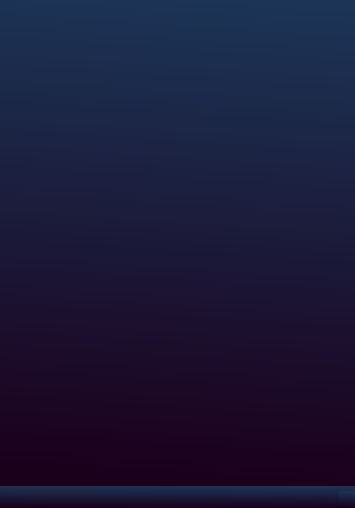
First picture: the form in MyCovidRecord/managedocuments.ui, repository gagabon501/cs106-2, before the edit.
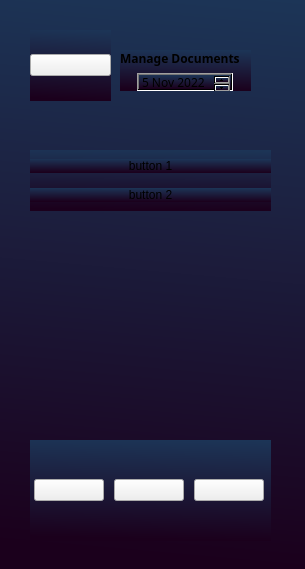
Second picture: the form after the edit. Icons and pictures are not drawn.

Commit message: added buttons again inside containers

What changed in the file:
```diff
--- a/MyCovidRecord/managedocuments.ui
+++ b/MyCovidRecord/managedocuments.ui
@@ -6,8 +6,8 @@
    <rect>
     <x>0</x>
     <y>0</y>
-    <width>355</width>
-    <height>508</height>
+    <width>305</width>
+    <height>569</height>
    </rect>
   </property>
   <property name="windowTitle">
@@ -16,18 +16,236 @@
   <property name="styleSheet">
    <string notr="true">background-color: qlineargradient(spread:pad, x1:0.951, y1:1, x2:1, y2:0, stop:0 rgb(27, 0, 28), stop:1 rgb(28, 53, 87));</string>
   </property>
-  <widget class="QWidget" name="centralwidget"/>
-  <widget class="QMenuBar" name="menubar">
-   <property name="geometry">
-    <rect>
-     <x>0</x>
-     <y>0</y>
-     <width>355</width>
-     <height>24</height>
-    </rect>
-   </property>
+  <widget class="QWidget" name="centralwidget">
+   <widget class="QWidget" name="verticalLayoutWidget">
+    <property name="geometry">
+     <rect>
+      <x>30</x>
+      <y>30</y>
+      <width>81</width>
+      <height>71</height>
+     </rect>
+    </property>
+    <layout class="QVBoxLayout" name="verticalLayout">
+     <item>
+      <widget class="QPushButton" name="accoutnAvatar">
+       <property name="styleSheet">
+        <string notr="true">background-color: none;
+
+</string>
+       </property>
+       <property name="text">
+        <string/>
+       </property>
+       <property name="icon">
+        <iconset resource="resources/mycovidrecord.qrc">
+         <normaloff>:/images/images/5810431-03.png</normaloff>:/images/images/5810431-03.png</iconset>
+       </property>
+       <property name="iconSize">
+        <size>
+         <width>70</width>
+         <height>70</height>
+        </size>
+       </property>
+      </widget>
+     </item>
+    </layout>
+   </widget>
+   <widget class="QWidget" name="verticalLayoutWidget_2">
+    <property name="geometry">
+     <rect>
+      <x>120</x>
+      <y>50</y>
+      <width>131</width>
+      <height>41</height>
+     </rect>
+    </property>
+    <layout class="QVBoxLayout" name="verticalLayout_2">
+     <item>
+      <widget class="QLabel" name="label">
+       <property name="font">
+        <font>
+         <family>Raleway</family>
+         <bold>true</bold>
+        </font>
+       </property>
+       <property name="styleSheet">
+        <string notr="true">background-color: none;
+</string>
+       </property>
+       <property name="text">
+        <string>Manage Documents</string>
+       </property>
+      </widget>
+     </item>
+     <item alignment="Qt::AlignHCenter">
+      <widget class="QDateEdit" name="dateEdit">
+       <property name="font">
+        <font>
+         <family>Raleway</family>
+        </font>
+       </property>
+       <property name="whatsThis">
+        <string>&lt;html&gt;&lt;head/&gt;&lt;body&gt;&lt;p align=&quot;center&quot;&gt;&lt;br/&gt;&lt;/p&gt;&lt;/body&gt;&lt;/html&gt;</string>
+       </property>
+       <property name="styleSheet">
+        <string notr="true">text-align: center;</string>
+       </property>
+       <property name="currentSection">
+        <enum>QDateTimeEdit::MonthSection</enum>
+       </property>
+       <property name="date">
+        <date>
+         <year>2022</year>
+         <month>11</month>
+         <day>5</day>
+        </date>
+       </property>
+      </widget>
+     </item>
+    </layout>
+   </widget>
+   <widget class="QWidget" name="horizontalLayoutWidget">
+    <property name="geometry">
+     <rect>
+      <x>30</x>
+      <y>440</y>
+      <width>241</width>
+      <height>101</height>
+     </rect>
+    </property>
+    <layout class="QHBoxLayout" name="horizontalLayout">
+     <item>
+      <widget class="QPushButton" name="pushButton_3">
+       <property name="maximumSize">
+        <size>
+         <width>70</width>
+         <height>16777215</height>
+        </size>
+       </property>
+       <property name="styleSheet">
+        <string notr="true">background-color: none;
+
+</string>
+       </property>
+       <property name="text">
+        <string/>
+       </property>
+       <property name="icon">
+        <iconset resource="resources/mycovidrecord.qrc">
+         <normaloff>:/images/images/5810431-07 1_Info.png</normaloff>:/images/images/5810431-07 1_Info.png</iconset>
+       </property>
+       <property name="iconSize">
+        <size>
+         <width>70</width>
+         <height>70</height>
+        </size>
+       </property>
+      </widget>
+     </item>
+     <item>
+      <widget class="QPushButton" name="pushButton_2">
+       <property name="maximumSize">
+        <size>
+         <width>70</width>
+         <height>16777215</height>
+        </size>
+       </property>
+       <property name="styleSheet">
+        <string notr="true">background-color: none;
+
+</string>
+       </property>
+       <property name="text">
+        <string/>
+       </property>
+       <property name="icon">
+        <iconset resource="resources/mycovidrecord.qrc">
+         <normaloff>:/images/images/5810431-08 1_Home.png</normaloff>:/images/images/5810431-08 1_Home.png</iconset>
+       </property>
+       <property name="iconSize">
+        <size>
+         <width>70</width>
+         <height>70</height>
+        </size>
+       </property>
+      </widget>
+     </item>
+     <item>
+      <widget class="QPushButton" name="pushButton">
+       <property name="maximumSize">
+        <size>
+         <width>70</width>
+         <height>16777215</height>
+        </size>
+       </property>
+       <property name="styleSheet">
+        <string notr="true">background-color: none;
+
+</string>
+       </property>
+       <property name="text">
+        <string/>
+       </property>
+       <property name="icon">
+        <iconset resource="resources/mycovidrecord.qrc">
+         <normaloff>:/images/images/5810431-09 1_qrcode.png</normaloff>:/images/images/5810431-09 1_qrcode.png</iconset>
+       </property>
+       <property name="iconSize">
+        <size>
+         <width>70</width>
+         <height>70</height>
+        </size>
+       </property>
+      </widget>
+     </item>
+    </layout>
+   </widget>
+   <widget class="QWidget" name="verticalLayoutWidget_3">
+    <property name="geometry">
+     <rect>
+      <x>30</x>
+      <y>150</y>
+      <width>241</width>
+      <height>61</height>
+     </rect>
+    </property>
+    <layout class="QVBoxLayout" name="verticalLayout_3">
+     <item>
+      <widget class="QPushButton" name="pushButton_4">
+       <property name="styleSheet">
+        <string notr="true">border-radius: 30px;</string>
+       </property>
+       <property name="text">
+        <string>button 1</string>
+       </property>
+       <property name="iconSize">
+        <size>
+         <width>16</width>
+         <height>40</height>
+        </size>
+       </property>
+      </widget>
+     </item>
+     <item>
+      <widget class="QPushButton" name="pushButton_5">
+       <property name="styleSheet">
+        <string notr="true">border-radius: 30px;</string>
+       </property>
+       <property name="text">
+        <string>button 2</string>
+       </property>
+       <property name="iconSize">
+        <size>
+         <width>16</width>
+         <height>40</height>
+        </size>
+       </property>
+      </widget>
+     </item>
+    </layout>
+   </widget>
   </widget>
-  <widget class="QStatusBar" name="statusbar"/>
  </widget>
  <resources/>
  <connections/>
```
Left out of the diff: 4 changed lines with no effect on the pictures.
